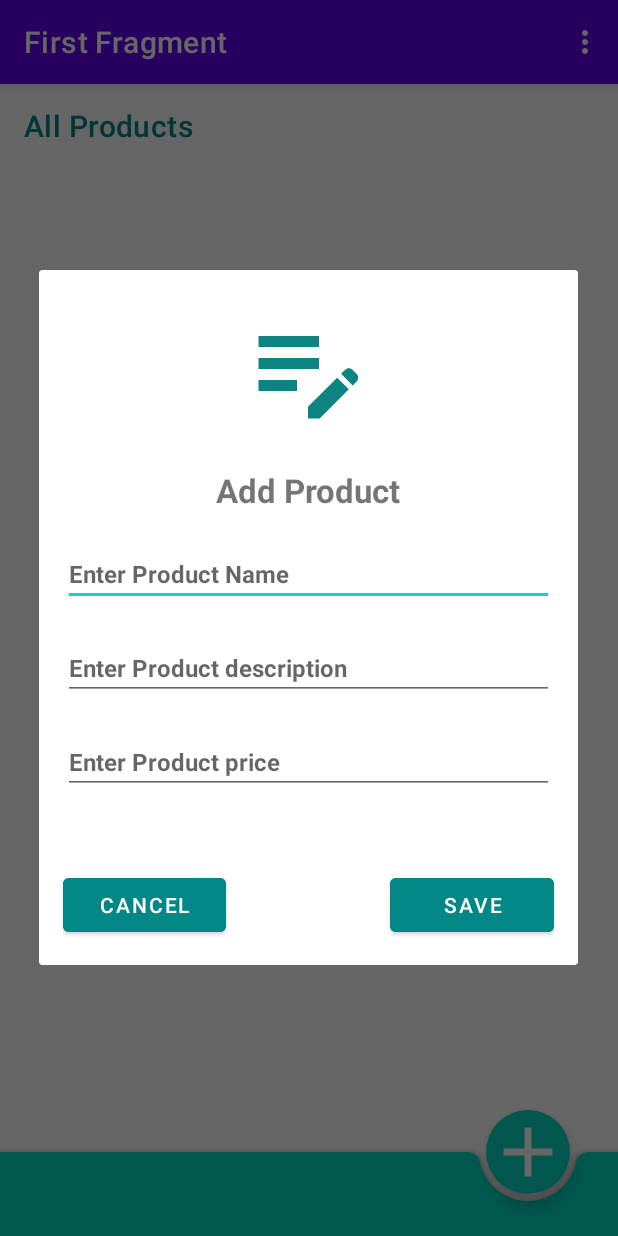
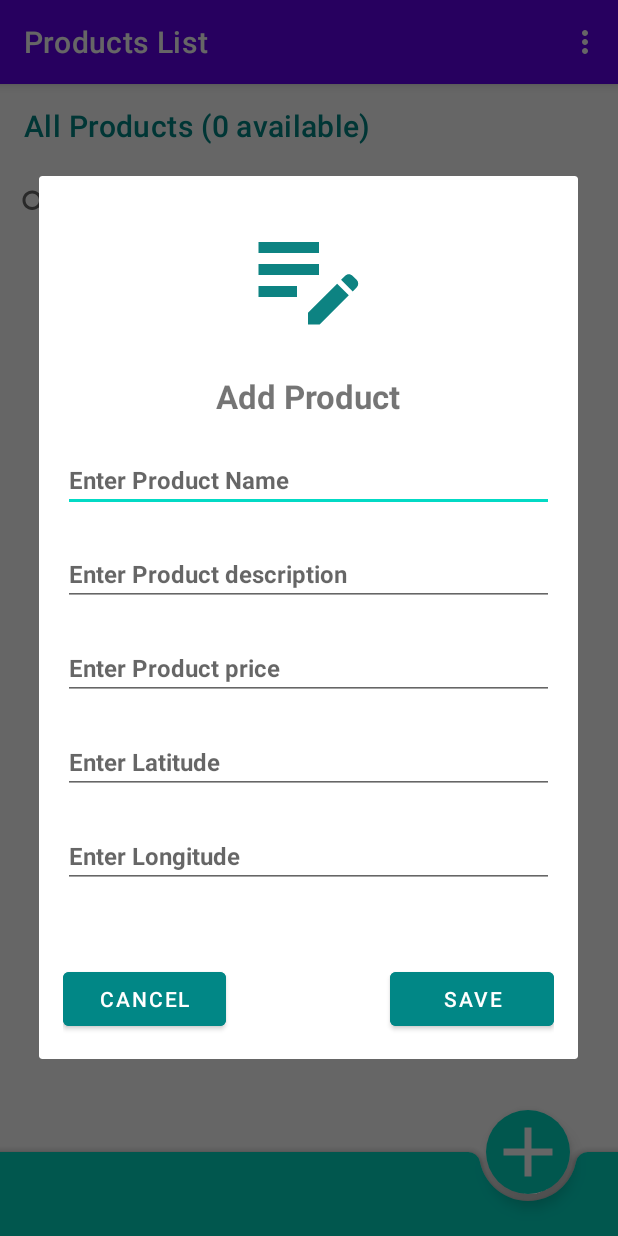
Before and after one commit to Sonia364/FA_Sonia_c0872364_Android1, an Android app: the screen it shows after launch (MainActivity), after a tap on an icon or button, on a phone screen of 412 x 824 dp. Run offline under Robolectric (Android 15) with nearby library versions, the phone set to English and light mode, and no system bars; our stand-ins replace Room's generated code, navigation-ui.

Commit message:
1)product lists 2)crud operation 3)product in map

```diff
--- a/app/src/main/java/com/example/fa_sonia_c0872364_android1/FirstFragment.java
+++ b/app/src/main/java/com/example/fa_sonia_c0872364_android1/FirstFragment.java
@@ -10,6 +10,8 @@ import android.widget.EditText;
 import android.widget.Toast;
 
 import androidx.annotation.NonNull;
+import androidx.annotation.Nullable;
+import androidx.appcompat.widget.SearchView;
 import androidx.fragment.app.Fragment;
 import androidx.lifecycle.ViewModelProvider;
 import androidx.navigation.fragment.NavHostFragment;
@@ -17,9 +19,12 @@ import androidx.recyclerview.widget.GridLayoutManager;
 import androidx.recyclerview.widget.RecyclerView;
 
 import com.example.fa_sonia_c0872364_android1.adapter.FirstFragmentAdapter;
+import com.example.fa_sonia_c0872364_android1.databinding.AddProductDialogBinding;
 import com.example.fa_sonia_c0872364_android1.databinding.FragmentFirstBinding;
+import com.example.fa_sonia_c0872364_android1.model.MainModelView;
 import com.example.fa_sonia_c0872364_android1.model.Product;
 
+import java.util.ArrayList;
 import java.util.List;
 
 public class FirstFragment extends Fragment implements FirstFragmentAdapter.OnItemClickListener{
@@ -28,10 +33,8 @@ public class FirstFragment extends Fragment implements FirstFragmentAdapter.OnIt
 
     private List<Product> categoryList;
     private FirstFragmentAdapter adapter;
-    //private MainViewModel viewModel;
+    private MainModelView viewModel;
     private AlertDialog dialog;
-
-    private RecyclerView recyclerView;
 
     @Override
     public View onCreateView(
@@ -46,12 +49,26 @@ public class FirstFragment extends Fragment implements FirstFragmentAdapter.OnIt
 
     public void onViewCreated(@NonNull View view, Bundle savedInstanceState) {
         super.onViewCreated(view, savedInstanceState);
-        //viewModel = new ViewModelProvider(requireActivity()).get(MainViewModel.class);
+        viewModel = new ViewModelProvider(requireActivity()).get(MainModelView.class);
         setCategoryListRecyclerView();
         binding.fabProduct.setOnClickListener(v->{
             showAddProductModal();
         });
 
+
+        binding.searchView.setOnQueryTextListener(new SearchView.OnQueryTextListener() {
+            @Override
+            public boolean onQueryTextSubmit(String query) {
+                loadRecyclerData(query);
+                return false;
+            }
+
+            @Override
+            public boolean onQueryTextChange(String newText) {
+                loadRecyclerData(newText);
+                return false;
+            }
+        });
 //        binding.buttonFirst.setOnClickListener(new View.OnClickListener() {
 //            @Override
 //            public void onClick(View view) {
@@ -59,6 +76,20 @@ public class FirstFragment extends Fragment implements FirstFragmentAdapter.OnIt
 //                        .navigate(R.id.action_FirstFragment_to_SecondFragment);
 //            }
 //        });
+    }
+
+    public void loadRecyclerData(String keyword){
+        viewModel.getAllProducts(keyword).observe(getViewLifecycleOwner(),products -> {
+            categoryList = products;
+            adapter.setDataList(products);
+
+            if(keyword.isEmpty()){
+                binding.categoryToolbar.setTitle("All Products ("+products.size()+" available)");
+            }
+            else{
+                binding.categoryToolbar.setTitle("Searched Products ("+products.size()+" available)");
+            }
+        });
     }
 
     @Override
@@ -80,48 +111,59 @@ public class FirstFragment extends Fragment implements FirstFragmentAdapter.OnIt
 
     @Override
     public void onItemClick(int position) {
-
+        Product product = categoryList.get(position);
+        Bundle bundle = new Bundle();
+        bundle.putInt("id",product.getId());
+        NavHostFragment.findNavController(FirstFragment.this)
+                        .navigate(R.id.action_FirstFragment_to_SecondFragment,bundle);
     }
 
     // set adapter
 
     private void setCategoryListRecyclerView(){
-        //categoryList = viewModel.getAllProducts();
-//        adapter = new ProductListRecyclerViewAdapter(categoryList, getContext(), this, viewModel);
-//        recyclerView = binding.categoryRecycler;
-//        recyclerView.setHasFixedSize(true);
-//        recyclerView.setLayoutManager(new GridLayoutManager(getActivity(), 2, RecyclerView.VERTICAL,false));
-//        recyclerView.setAdapter(adapter);
+
+        adapter = new FirstFragmentAdapter(requireContext(),this,viewModel);
+        binding.categoryRecycler.setAdapter(adapter);
+        binding.categoryRecycler.setHasFixedSize(true);
+        binding.categoryRecycler.setLayoutManager(new GridLayoutManager(getActivity(), 2, RecyclerView.VERTICAL,false));
+
+        loadRecyclerData("");
+
     }
 
     // add new category dialog
 
     private void showAddProductModal() {
         AlertDialog.Builder builder = new AlertDialog.Builder(getContext());
-        View view = getLayoutInflater().inflate(R.layout.add_product_dialog, null);
-        builder.setView(view);
+        AddProductDialogBinding addProductDialogBinding = AddProductDialogBinding.inflate(LayoutInflater.from(requireContext()),binding.getRoot(),false);
+        builder.setView(addProductDialogBinding.getRoot());
         dialog = builder.create();
-        final EditText product_name = view.findViewById(R.id.product_name);
-        final EditText product_desc = view.findViewById(R.id.product_desc);
-        final EditText product_price = view.findViewById(R.id.product_price);
-        Button btnAdd = view.findViewById(R.id.add_button);
-        Button btnCancel = view.findViewById(R.id.cancel_button);
 
-        btnAdd.setOnClickListener(new View.OnClickListener() {
+        addProductDialogBinding.addButton.setOnClickListener(new View.OnClickListener() {
             @Override
             public void onClick(View view) {
                 // Add the new category to the database or data source
-                String productTitle = product_name.getText().toString();
+                String name = addProductDialogBinding.productName.getText().toString();
+                String desc = addProductDialogBinding.productDesc.getText().toString();
+                String price = addProductDialogBinding.productPrice.getText().toString();
+                String lat = addProductDialogBinding.providorLat.getText().toString();
+                String lng = addProductDialogBinding.providorLng.getText().toString();
+
                 Product product = new Product();
-                product.setName(productTitle);
-                //viewModel.addProduct(product);
+                product.setName(name);
+                product.setDescription(desc);
+                product.setPrice(Double.parseDouble(price));
+                product.setProviderLat(Double.parseDouble(lat));
+                product.setProviderLng(Double.parseDouble(lng));
+
+                viewModel.addProduct(product);
                 dialog.dismiss();
                 Toast.makeText(getContext(), "Product added successfully!", Toast.LENGTH_SHORT).show();
                 updateCategoryList();
             }
         });
 
-        btnCancel.setOnClickListener(new View.OnClickListener() {
+        addProductDialogBinding.cancelButton.setOnClickListener(new View.OnClickListener() {
             @Override
             public void onClick(View view) {
                 // Dismiss the modal dialog
--- /dev/null
+++ b/app/src/main/java/com/example/fa_sonia_c0872364_android1/db/AppDatabase.java
@@ -0,0 +1,36 @@
+package com.example.fa_sonia_c0872364_android1.db;
+
+
+import android.content.Context;
+
+import androidx.room.Database;
+import androidx.room.Room;
+import androidx.room.RoomDatabase;
+
+import com.example.fa_sonia_c0872364_android1.model.Product;
+
+import java.util.concurrent.ExecutorService;
+import java.util.concurrent.Executors;
+
+
+@Database(entities = {
+        Product.class,
+}, version = 1, exportSchema = false)
+public abstract class AppDatabase extends RoomDatabase {
+
+    private static final String DB_NAME = "product_room_db";
+    public abstract DbDao dbDao();
+
+    private static volatile AppDatabase INSTANCE;
+
+    private static final int NUMBER_OF_THREADS = 4;
+    public static final ExecutorService databaseExecutor = Executors.newFixedThreadPool(NUMBER_OF_THREADS);
+
+    public static AppDatabase getInstance(Context context) {
+        if (INSTANCE == null)
+            INSTANCE = Room.databaseBuilder(context.getApplicationContext(), AppDatabase.class, DB_NAME)
+                    .allowMainThreadQueries()
+                    .build();
+        return INSTANCE;
+    }
+}
--- /dev/null
+++ b/app/src/main/java/com/example/fa_sonia_c0872364_android1/db/DbDao.java
@@ -0,0 +1,40 @@
+package com.example.fa_sonia_c0872364_android1.db;
+
+import androidx.lifecycle.LiveData;
+import androidx.room.Dao;
+import androidx.room.Delete;
+import androidx.room.Insert;
+import androidx.room.OnConflictStrategy;
+import androidx.room.Query;
+import androidx.room.Update;
+
+import com.example.fa_sonia_c0872364_android1.model.Product;
+
+import java.util.List;
+
+@Dao
+public interface DbDao {
+
+    @Insert(onConflict = OnConflictStrategy.REPLACE)
+    void addCategory(Product category);
+
+    @Insert(onConflict = OnConflictStrategy.REPLACE)
+    void addProduct(Product product);
+    @Update
+    void update(Product product);
+    @Delete
+    void delete(Product product);
+    @Delete
+    void deleteProduct(Product category);
+
+    @Query("UPDATE products SET name =:productName WHERE id = :id")
+    void updateProductName(String productName,int id);
+
+    @Query("SELECT * FROM products ORDER BY name ASC")
+    public abstract LiveData<List<Product>> getAllProducts();
+
+    @Query("SELECT * FROM products WHERE id == :id")
+    public abstract LiveData<Product> getProduct(int id);
+    @Query("SELECT * FROM products WHERE name LIKE '%' || :keyword || '%' OR description LIKE '%' || :keyword || '%'")
+    public abstract LiveData<List<Product>> getAllProducts(String keyword);
+}
--- /dev/null
+++ b/app/src/main/java/com/example/fa_sonia_c0872364_android1/db/ProductRepository.java
@@ -0,0 +1,50 @@
+package com.example.fa_sonia_c0872364_android1.db;
+import android.app.Application;
+
+import androidx.lifecycle.LiveData;
+
+import com.example.fa_sonia_c0872364_android1.model.Product;
+
+import java.util.List;
+
+public class ProductRepository {
+
+    private DbDao dbDao;
+
+    private LiveData<List<Product>> allProducts;
+
+    public ProductRepository(Application application) {
+        AppDatabase db = AppDatabase.getInstance(application);
+        dbDao = db.dbDao();
+        allProducts = dbDao.getAllProducts();
+
+    }
+
+    public LiveData<Product> getProduct(int id){
+        return dbDao.getProduct(id);
+    }
+    public LiveData<List<Product>> getAllProducts(String keyword){
+        return dbDao.getAllProducts(keyword);
+    }
+    public void addProduct(Product product){
+        AppDatabase.databaseExecutor.execute( () -> {
+            dbDao.addProduct(product);
+        });
+    }
+    public void updateProduct(Product product){
+        AppDatabase.databaseExecutor.execute( () -> {
+            dbDao.update(product);
+        });
+    }
+    public void deleteProduct(Product product){
+        AppDatabase.databaseExecutor.execute( () -> {
+            dbDao.delete(product);
+        });
+    }
+
+    public LiveData<List<Product>> getAllEmployees() {
+        return allProducts;
+    }
+
+
+}
--- /dev/null
+++ b/app/src/main/java/com/example/fa_sonia_c0872364_android1/model/MainModelView.java
@@ -0,0 +1,41 @@
+package com.example.fa_sonia_c0872364_android1.model;
+
+import android.app.Application;
+
+import androidx.annotation.NonNull;
+import androidx.lifecycle.AndroidViewModel;
+import androidx.lifecycle.LiveData;
+
+import com.example.fa_sonia_c0872364_android1.db.ProductRepository;
+
+import java.util.List;
+
+public class MainModelView extends AndroidViewModel {
+
+    private ProductRepository repository;
+    private final LiveData<List<Product>> allProducts;
+
+    public MainModelView(@NonNull Application application) {
+        super(application);
+
+        repository = new ProductRepository(application);
+        allProducts = repository.getAllEmployees();
+    }
+
+    public LiveData<Product> getProducts(int id){
+        return repository.getProduct(id);
+    }
+    public LiveData<List<Product>> getAllProducts(String keyword){
+        return repository.getAllProducts(keyword);
+    }
+
+    public void addProduct(Product product){
+        repository.addProduct(product);
+    }
+    public void updateProduct(Product product){
+        repository.updateProduct(product);
+    }
+    public void deleteProduct(Product product){
+        repository.deleteProduct(product);
+    }
+}
--- a/app/src/main/res/layout/activity_main.xml
+++ b/app/src/main/res/layout/activity_main.xml
@@ -15,7 +15,6 @@
             android:id="@+id/toolbar"
             android:layout_width="match_parent"
             android:layout_height="?attr/actionBarSize"
-            android:background="?attr/colorPrimary"
             app:popupTheme="@style/Theme.FA_Sonia_c0872364_Android1.PopupOverlay" />
 
     </com.google.android.material.appbar.AppBarLayout>
--- a/app/src/main/res/layout/add_product_dialog.xml
+++ b/app/src/main/res/layout/add_product_dialog.xml
@@ -56,6 +56,28 @@
         android:textColor="@color/black"
         android:layout_marginTop="20dp"/>
 
+    <EditText
+        android:id="@+id/providor_lat"
+        android:layout_width="match_parent"
+        android:layout_height="wrap_content"
+        android:inputType="text"
+        android:hint="Enter Latitude"
+        android:textSize="16sp"
+        android:textStyle="bold"
+        android:textColor="@color/black"
+        android:layout_marginTop="20dp"/>
+
+    <EditText
+        android:id="@+id/providor_lng"
+        android:layout_width="match_parent"
+        android:layout_height="wrap_content"
+        android:inputType="text"
+        android:hint="Enter Longitude"
+        android:textSize="16sp"
+        android:textStyle="bold"
+        android:textColor="@color/black"
+        android:layout_marginTop="20dp"/>
+
     <LinearLayout
         android:layout_width="match_parent"
         android:layout_height="wrap_content"
--- a/app/src/main/res/layout/fragment_first.xml
+++ b/app/src/main/res/layout/fragment_first.xml
@@ -18,10 +18,16 @@
             android:layout_height="match_parent"
             android:orientation="vertical">
 
+            <androidx.appcompat.widget.SearchView
+                android:id="@+id/searchView"
+                android:layout_width="match_parent"
+                android:layout_height="wrap_content"
+                />
+
             <androidx.recyclerview.widget.RecyclerView
                 android:id="@+id/categoryRecycler"
                 android:layout_width="match_parent"
-                android:layout_height="match_parent"
+                android:layout_height="wrap_content"
                 android:layout_marginHorizontal="8dp"
                 android:layout_marginTop="8dp" />
 
--- a/app/src/main/res/values/strings.xml
+++ b/app/src/main/res/values/strings.xml
@@ -1,12 +1,14 @@
 <resources>
-    <string name="app_name">FA_Sonia_c0872364_Android1</string>
+    <string name="app_name">FA_Sonia_c0872364_Android</string>
     <string name="action_settings">Settings</string>
     <!-- Strings used for fragments for navigation -->
-    <string name="first_fragment_label">First Fragment</string>
-    <string name="second_fragment_label">Second Fragment</string>
+    <string name="first_fragment_label">Products List</string>
+    <string name="second_fragment_label">Product Location</string>
     <string name="next">Next</string>
     <string name="previous">Previous</string>
 
     <string name="hello_first_fragment">Hello first fragment</string>
     <string name="hello_second_fragment">Hello second fragment. Arg: %1$s</string>
+
+    <string name="google_maps_key">AIzaSyC_6iarAiwPJt2sdaAGghtQT7JzDCoJ6n0</string>
 </resources>
```
Also changed, not shown: app/build.gradle (+37 -0 lines), app/src/main/AndroidManifest.xml (+6 -1 lines), app/src/main/java/com/example/fa_sonia_c0872364_android1/SecondFragment.java (+28 -8 lines), app/src/main/java/com/example/fa_sonia_c0872364_android1/adapter/FirstFragmentAdapter.java (+48 -37 lines), app/src/main/java/com/example/fa_sonia_c0872364_android1/model/MainRepo.java (added, +22 -0 lines), app/src/main/java/com/example/fa_sonia_c0872364_android1/model/Product.java (+41 -4 lines), app/src/main/res/layout/fragment_second.xml (+4 -20 lines), app/src/main/res/layout/product_row.xml (+7 -15 lines).
